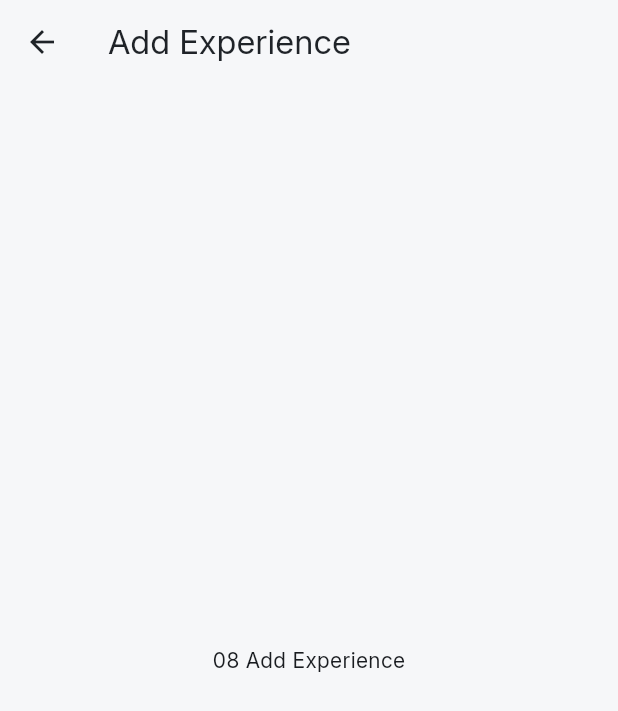
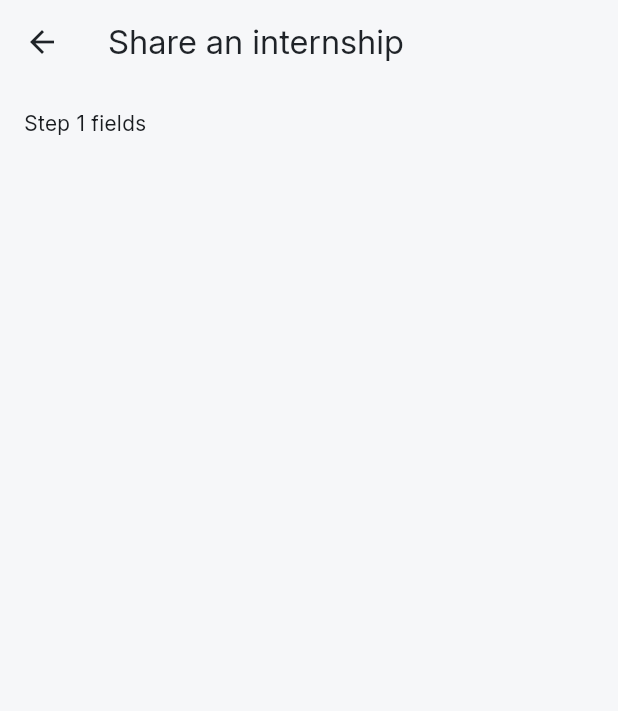
Before and after one commit to AliKaanKoc2/InternInsight, a Flutter app: the AddExperienceScreen screen opened by its route, on a phone screen of 412 x 824 dp. Shown: the top 711 px of the screen. Run offline on Flutter 3.47's test engine with Material 3 defaults, Android fonts, the phone set to English and light mode, and no system bars.

Commit message:
Add experience screen skeleton

```diff
--- a/lib/screens/experience/add_experience_screen.dart
+++ b/lib/screens/experience/add_experience_screen.dart
@@ -1,13 +1,26 @@
 import 'package:flutter/material.dart';
+import 'package:intern_insight/core/theme/app_spacing.dart';
 
-class AddExperienceScreen extends StatelessWidget {
+class AddExperienceScreen extends StatefulWidget {
   const AddExperienceScreen({super.key});
+
+  @override
+  State<AddExperienceScreen> createState() => _AddExperienceScreenState();
+}
+
+class _AddExperienceScreenState extends State<AddExperienceScreen> {
+  int _step = 0;
 
   @override
   Widget build(BuildContext context) {
     return Scaffold(
-      appBar: AppBar(title: const Text('Add Experience')),
-      body: const Center(child: const Text('08 Add Experience'),),
+      appBar: AppBar(title: const Text('Share an internship')),
+      body: ListView(
+        padding: AppSpacing.screen,
+        children: [
+          Text(_step == 0 ? 'Step 1 fields' : 'Step 2-4 fields'),
+        ],
+      )
     );
   }
 }
```
